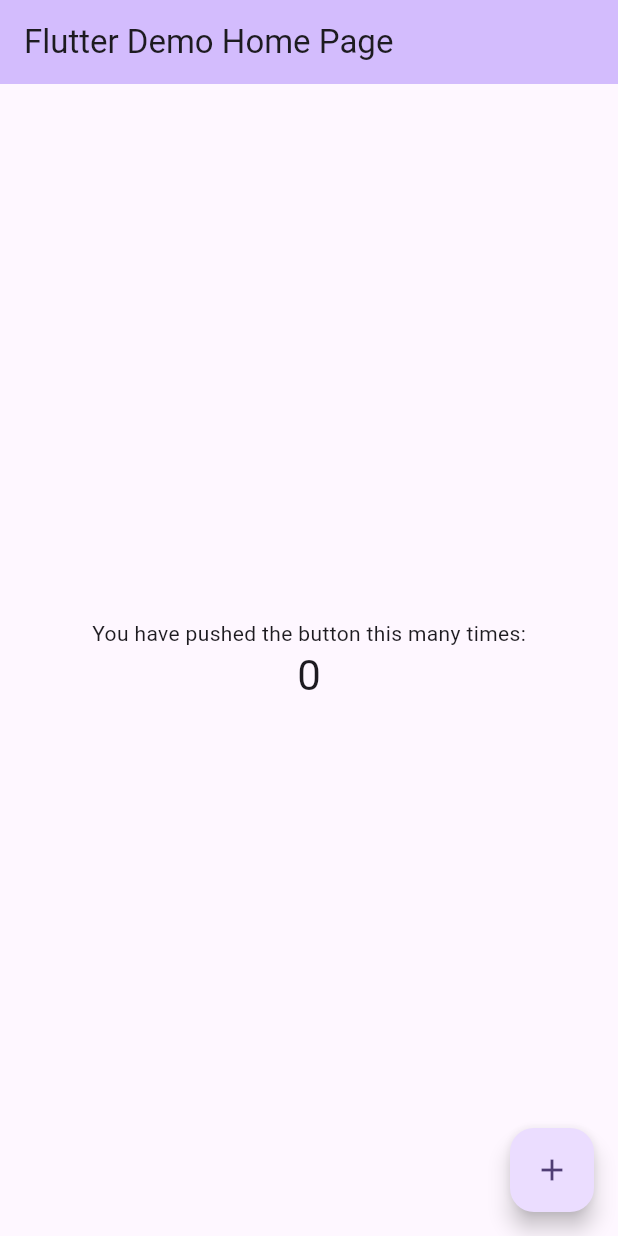
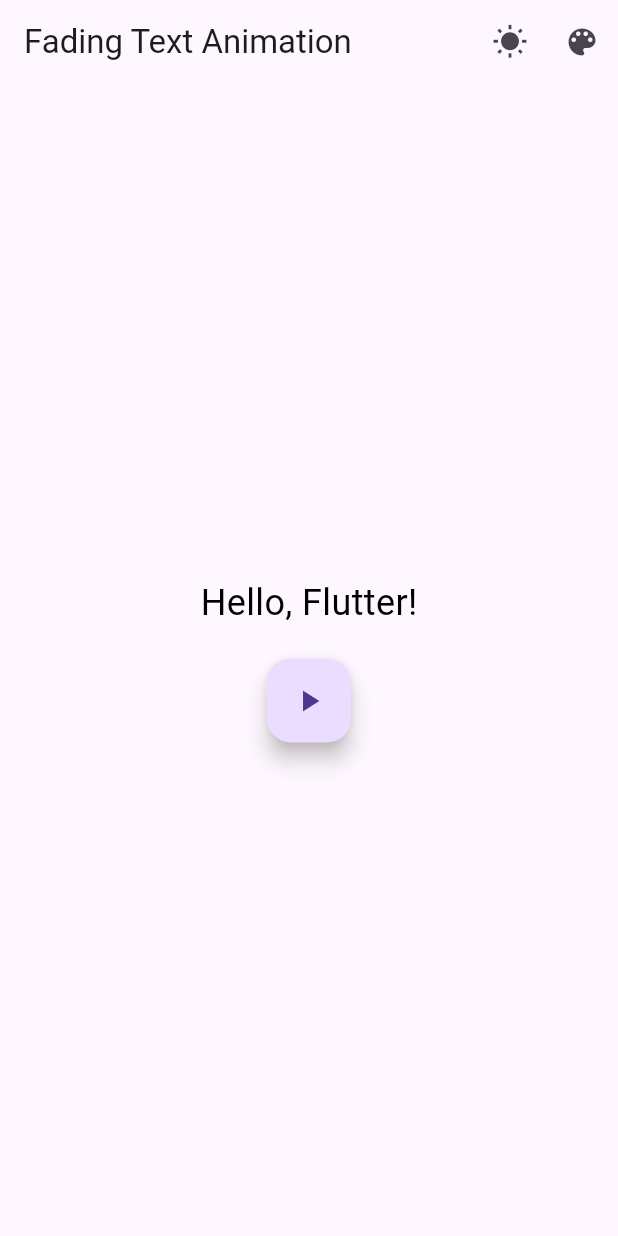
Before and after one commit to tan8325/act07, a Flutter app: the screen it shows after launch, on a phone screen of 412 x 824 dp. Run offline on Flutter 3.47's test engine with Material 3 defaults, Android fonts, the light colour scheme and no system bars; our stand-ins replace flutter_colorpicker.

Commit message:
added color picker and provider dependencies

```diff
--- a/lib/main.dart
+++ b/lib/main.dart
@@ -1,122 +1,139 @@
 import 'package:flutter/material.dart';
+import 'package:flutter_colorpicker/flutter_colorpicker.dart';
+import 'package:provider/provider.dart';
 
 void main() {
-  runApp(const MyApp());
+  runApp(MyApp());
+}
+
+class ThemeProvider with ChangeNotifier {
+  bool isDarkMode = false;
+  void toggleTheme() {
+    isDarkMode = !isDarkMode;
+    notifyListeners();
+  }
 }
 
 class MyApp extends StatelessWidget {
-  const MyApp({super.key});
-
-  // This widget is the root of your application.
   @override
   Widget build(BuildContext context) {
-    return MaterialApp(
-      title: 'Flutter Demo',
-      theme: ThemeData(
-        // This is the theme of your application.
-        //
-        // TRY THIS: Try running your application with "flutter run". You'll see
-        // the application has a purple toolbar. Then, without quitting the app,
-        // try changing the seedColor in the colorScheme below to Colors.green
-        // and then invoke "hot reload" (save your changes or press the "hot
-        // reload" button in a Flutter-supported IDE, or press "r" if you used
-        // the command line to start the app).
-        //
-        // Notice that the counter didn't reset back to zero; the application
-        // state is not lost during the reload. To reset the state, use hot
-        // restart instead.
-        //
-        // This works for code too, not just values: Most code changes can be
-        // tested with just a hot reload.
-        colorScheme: ColorScheme.fromSeed(seedColor: Colors.deepPurple),
+    return ChangeNotifierProvider(
+      create: (context) => ThemeProvider(),
+      child: Consumer<ThemeProvider>(
+        builder: (context, themeProvider, child) {
+          return MaterialApp(
+            theme: themeProvider.isDarkMode ? ThemeData.dark() : ThemeData.light(),
+            home: FadingTextScreen(),
+          );
+        },
       ),
-      home: const MyHomePage(title: 'Flutter Demo Home Page'),
     );
   }
 }
 
-class MyHomePage extends StatefulWidget {
-  const MyHomePage({super.key, required this.title});
+class FadingTextScreen extends StatefulWidget {
+  @override
+  _FadingTextScreenState createState() => _FadingTextScreenState();
+}
 
-  // This widget is the home page of your application. It is stateful, meaning
-  // that it has a State object (defined below) that contains fields that affect
-  // how it looks.
+class _FadingTextScreenState extends State<FadingTextScreen> {
+  Color _textColor = Colors.black;
+  final PageController _pageController = PageController();
 
-  // This class is the configuration for the state. It holds the values (in this
-  // case the title) provided by the parent (in this case the App widget) and
-  // used by the build method of the State. Fields in a Widget subclass are
-  // always marked "final".
-
-  final String title;
+  void _changeTextColor() {
+    showDialog(
+      context: context,
+      builder: (context) {
+        return AlertDialog(
+          title: Text("Pick a color"),
+          content: SingleChildScrollView(
+            child: ColorPicker(
+              pickerColor: _textColor,
+              onColorChanged: (color) {
+                setState(() {
+                  _textColor = color;
+                });
+              },
+            ),
+          ),
+          actions: [
+            TextButton(
+              child: Text("Done"),
+              onPressed: () => Navigator.pop(context),
+            ),
+          ],
+        );
+      },
+    );
+  }
 
   @override
-  State<MyHomePage> createState() => _MyHomePageState();
+  Widget build(BuildContext context) {
+    final themeProvider = Provider.of<ThemeProvider>(context);
+    return Scaffold(
+      appBar: AppBar(
+        title: Text("Fading Text Animation"),
+        actions: [
+          IconButton(
+            icon: Icon(themeProvider.isDarkMode ? Icons.nightlight_round : Icons.wb_sunny),
+            onPressed: themeProvider.toggleTheme,
+          ),
+          IconButton(
+            icon: Icon(Icons.color_lens),
+            onPressed: _changeTextColor,
+          ),
+        ],
+      ),
+      body: PageView(
+        controller: _pageController,
+        children: [
+          FadingTextAnimation(duration: Duration(seconds: 1), textColor: _textColor),
+          FadingTextAnimation(duration: Duration(seconds: 3), textColor: _textColor),
+        ],
+      ),
+    );
+  }
 }
 
-class _MyHomePageState extends State<MyHomePage> {
-  int _counter = 0;
+class FadingTextAnimation extends StatefulWidget {
+  final Duration duration;
+  final Color textColor;
 
-  void _incrementCounter() {
+  FadingTextAnimation({required this.duration, required this.textColor});
+
+  @override
+  _FadingTextAnimationState createState() => _FadingTextAnimationState();
+}
+
+class _FadingTextAnimationState extends State<FadingTextAnimation> {
+  bool _isVisible = true;
+  void _toggleVisibility() {
     setState(() {
-      // This call to setState tells the Flutter framework that something has
-      // changed in this State, which causes it to rerun the build method below
-      // so that the display can reflect the updated values. If we changed
-      // _counter without calling setState(), then the build method would not be
-      // called again, and so nothing would appear to happen.
-      _counter++;
+      _isVisible = !_isVisible;
     });
   }
 
   @override
   Widget build(BuildContext context) {
-    // This method is rerun every time setState is called, for instance as done
-    // by the _incrementCounter method above.
-    //
-    // The Flutter framework has been optimized to make rerunning build methods
-    // fast, so that you can just rebuild anything that needs updating rather
-    // than having to individually change instances of widgets.
-    return Scaffold(
-      appBar: AppBar(
-        // TRY THIS: Try changing the color here to a specific color (to
-        // Colors.amber, perhaps?) and trigger a hot reload to see the AppBar
-        // change color while the other colors stay the same.
-        backgroundColor: Theme.of(context).colorScheme.inversePrimary,
-        // Here we take the value from the MyHomePage object that was created by
-        // the App.build method, and use it to set our appbar title.
-        title: Text(widget.title),
+    return Center(
+      child: Column(
+        mainAxisAlignment: MainAxisAlignment.center,
+        children: [
+          AnimatedOpacity(
+            opacity: _isVisible ? 1.0 : 0.0,
+            duration: widget.duration,
+            child: Text(
+              'Hello, Flutter!',
+              style: TextStyle(fontSize: 24, color: widget.textColor),
+            ),
+          ),
+          SizedBox(height: 20),
+          FloatingActionButton(
+            onPressed: _toggleVisibility,
+            child: Icon(Icons.play_arrow),
+          ),
+        ],
       ),
-      body: Center(
-        // Center is a layout widget. It takes a single child and positions it
-        // in the middle of the parent.
-        child: Column(
-          // Column is also a layout widget. It takes a list of children and
-          // arranges them vertically. By default, it sizes itself to fit its
-          // children horizontally, and tries to be as tall as its parent.
-          //
-          // Column has various properties to control how it sizes itself and
-          // how it positions its children. Here we use mainAxisAlignment to
-          // center the children vertically; the main axis here is the vertical
-          // axis because Columns are vertical (the cross axis would be
-          // horizontal).
-          //
-          // TRY THIS: Invoke "debug painting" (choose the "Toggle Debug Paint"
-          // action in the IDE, or press "p" in the console), to see the
-          // wireframe for each widget.
-          mainAxisAlignment: MainAxisAlignment.center,
-          children: <Widget>[
-            const Text('You have pushed the button this many times:'),
-            Text(
-              '$_counter',
-              style: Theme.of(context).textTheme.headlineMedium,
-            ),
-          ],
-        ),
-      ),
-      floatingActionButton: FloatingActionButton(
-        onPressed: _incrementCounter,
-        tooltip: 'Increment',
-        child: const Icon(Icons.add),
-      ), // This trailing comma makes auto-formatting nicer for build methods.
     );
   }
 }
--- a/pubspec.yaml
+++ b/pubspec.yaml
@@ -30,7 +30,8 @@ environment:
 dependencies:
   flutter:
     sdk: flutter
-
+  provider: ^6.1.2
+  flutter_colorpicker: ^1.1.0
   # The following adds the Cupertino Icons font to your application.
   # Use with the CupertinoIcons class for iOS style icons.
   cupertino_icons: ^1.0.8
```
Also changed, not shown: pubspec.lock.
